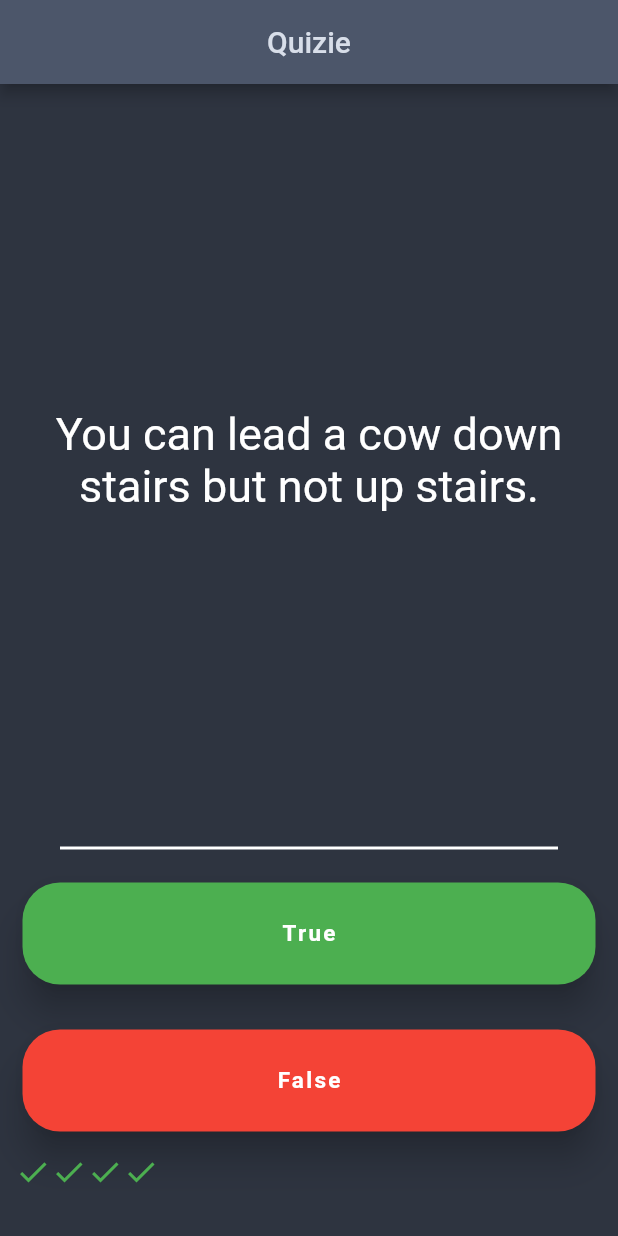
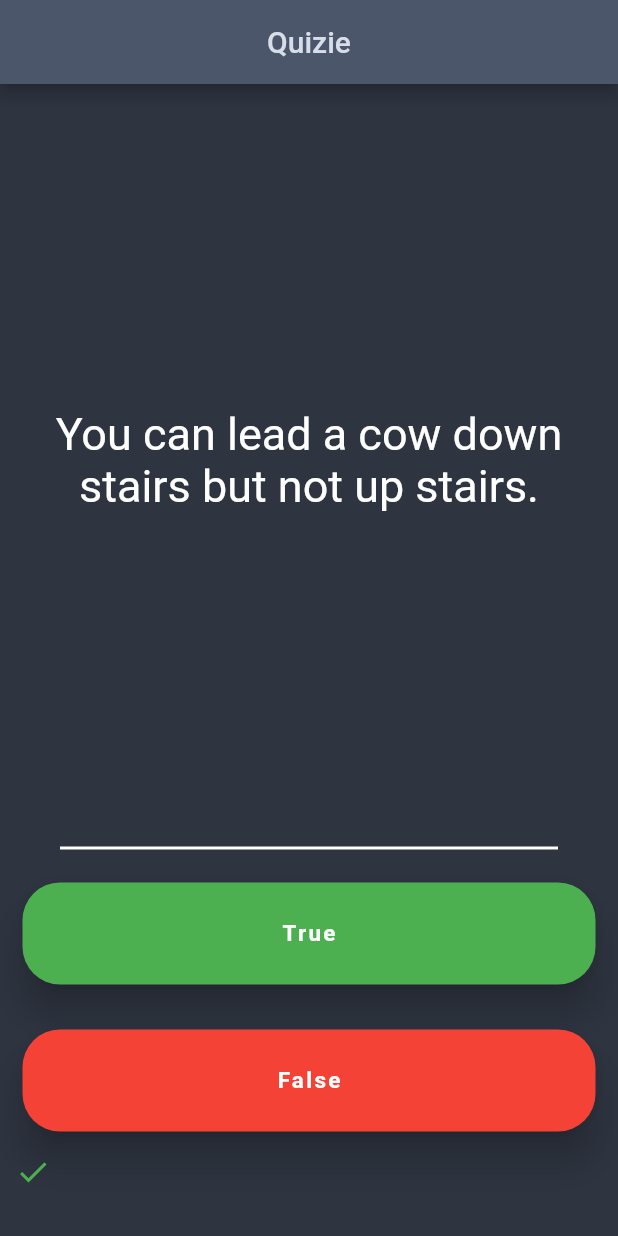
Before and after one commit to akshaykoni174285/quizzer_1_0, a Flutter app: the screen it shows after launch, after a tap on "True", on a phone screen of 412 x 824 dp. Run offline on Flutter 3.47's test engine with Material 2 defaults, Android fonts, the phone set to English and light mode, and no system bars.

Commit message:
12 march

```diff
--- a/lib/brain_quiz.dart
+++ b/lib/brain_quiz.dart
@@ -36,6 +36,10 @@ class BrainQuiz {
     }
   }
 
+  int totalQuestion() {
+    return _questionbank.length;
+  }
+
   String getQuestion() {
     return _questionbank[_questionum].questionText;
   }
--- a/lib/main.dart
+++ b/lib/main.dart
@@ -17,6 +17,35 @@ class MyApp extends StatefulWidget {
 
 class _MyAppState extends State<MyApp> {
   List<Icon> scorekeeper = [];
+  int counter = 0;
+  void checkAns(bool userpickedans) {
+    setState(() {
+      bool correctans = brainQuiz.getAnswer();
+      if (correctans == userpickedans) {
+        if (counter < brainQuiz.totalQuestion()) {
+          scorekeeper.add(
+            Icon(
+              Icons.check,
+              color: Colors.green,
+            ),
+          );
+          counter++;
+        }
+      } else {
+        if (counter < brainQuiz.totalQuestion()) {
+          scorekeeper.add(
+            Icon(
+              Icons.close,
+              color: Colors.red,
+            ),
+          );
+          counter++;
+        }
+      }
+
+      brainQuiz.nextQuest();
+    });
+  }
 
   @override
   Widget build(BuildContext context) {
@@ -77,19 +106,7 @@ class _MyAppState extends State<MyApp> {
                         child: InkWell(
                           splashColor: Colors.green[900],
                           onTap: () {
-                            bool correctans = brainQuiz.getAnswer();
-                            if (correctans == true) {
-                              print("correct ans");
-                            } else {
-                              print("wrong ans");
-                            }
-                            // bool correct_ans = answers[counter_num];
-                            // if (correct_ans == true){
-                            //
-                            // }
-                            setState(() {
-                              brainQuiz.nextQuest();
-                            });
+                            checkAns(true);
                           },
                           child: const Center(
                             child: Padding(
@@ -118,15 +135,7 @@ class _MyAppState extends State<MyApp> {
                             vertical: 15, horizontal: 5),
                         child: InkWell(
                           onTap: () {
-                            bool correctans = brainQuiz.getAnswer();
-                            if (correctans == false) {
-                              print("correct ans");
-                            } else {
-                              print("wrong ans");
-                            }
-                            setState(() {
-                              brainQuiz.nextQuest();
-                            });
+                            checkAns(false);
                           },
                           splashColor: Colors.red[900],
                           child: const Center(
@@ -149,24 +158,7 @@ class _MyAppState extends State<MyApp> {
                         margin: const EdgeInsets.symmetric(vertical: 0),
                       ),
                       Row(
-                        children: [
-                          Icon(
-                            Icons.check,
-                            color: Colors.green,
-                          ),
-                          Icon(
-                            Icons.check,
-                            color: Colors.green,
-                          ),
-                          Icon(
-                            Icons.check,
-                            color: Colors.green,
-                          ),
-                          Icon(
-                            Icons.check,
-                            color: Colors.green,
-                          ),
-                        ],
+                        children: scorekeeper,
                       )
                     ],
                   ),
```
